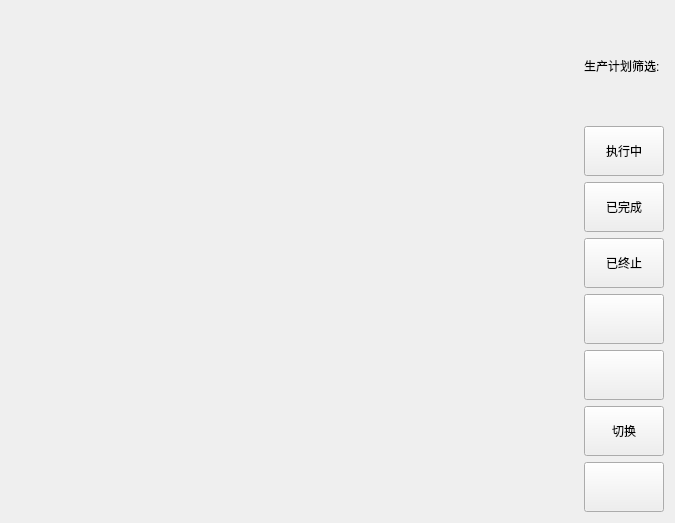
Qt form createtab/program2.ui (wangxu989/QTcheck-worker) before a commit.
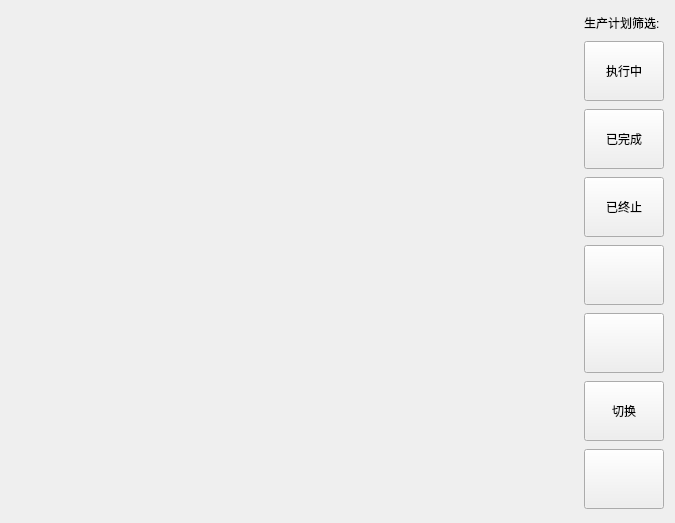
The same form after that commit. Icons and pictures are not drawn.

The edit to the form file:
```diff
--- a/createtab/program2.ui
+++ b/createtab/program2.ui
@@ -13,14 +13,12 @@
   <property name="windowTitle">
    <string>Form</string>
   </property>
-  <layout class="QHBoxLayout" name="horizontalLayout_2" stretch="8,1">
+  <layout class="QHBoxLayout" name="horizontalLayout" stretch="10,0">
    <item>
     <widget class="QWidget" name="widget" native="true"/>
    </item>
    <item>
-    <layout class="QVBoxLayout" name="verticalLayout" stretch="1,1,1,1,1,1,1,1">
-     <item>
-      <layout class="QHBoxLayout" name="horizontalLayout">
+    <layout class="QVBoxLayout" name="verticalLayout" stretch="1,2,2,2,2,2,2,0">
        <item>
         <widget class="QLabel" name="label">
          <property name="minimumSize">
@@ -32,28 +30,13 @@
          <property name="maximumSize">
           <size>
            <width>16777215</width>
-           <height>16777215</height>
-          </size>
-         </property>
-         <property name="text">
-          <string>生产计划筛选:</string>
-         </property>
-        </widget>
-       </item>
-       <item>
-        <spacer name="horizontalSpacer">
-         <property name="orientation">
-          <enum>Qt::Horizontal</enum>
-         </property>
-         <property name="sizeHint" stdset="0">
-          <size>
-           <width>40</width>
            <height>20</height>
           </size>
          </property>
-        </spacer>
-       </item>
-      </layout>
+       <property name="text">
+        <string>生产计划筛选:</string>
+       </property>
+      </widget>
      </item>
      <item>
       <widget class="QPushButton" name="pushButton">
@@ -66,7 +49,7 @@
        <property name="minimumSize">
         <size>
          <width>0</width>
-         <height>50</height>
+         <height>60</height>
         </size>
        </property>
        <property name="text">
@@ -79,7 +62,7 @@
        <property name="minimumSize">
         <size>
          <width>0</width>
-         <height>50</height>
+         <height>60</height>
         </size>
        </property>
        <property name="text">
@@ -92,7 +75,7 @@
        <property name="minimumSize">
         <size>
          <width>0</width>
-         <height>50</height>
+         <height>60</height>
         </size>
        </property>
        <property name="text">
@@ -105,7 +88,7 @@
        <property name="minimumSize">
         <size>
          <width>0</width>
-         <height>50</height>
+         <height>60</height>
         </size>
        </property>
        <property name="styleSheet">
@@ -127,7 +110,7 @@
        <property name="minimumSize">
         <size>
          <width>0</width>
-         <height>50</height>
+         <height>60</height>
         </size>
        </property>
        <property name="styleSheet">
@@ -149,7 +132,7 @@
        <property name="minimumSize">
         <size>
          <width>0</width>
-         <height>50</height>
+         <height>60</height>
         </size>
        </property>
        <property name="text">
@@ -162,7 +145,7 @@
        <property name="minimumSize">
         <size>
          <width>0</width>
-         <height>50</height>
+         <height>60</height>
         </size>
        </property>
        <property name="text">
```
Left out of the diff: 4 changed lines with no effect on the pictures. Lines whose indentation alone changed are shown as unchanged.
